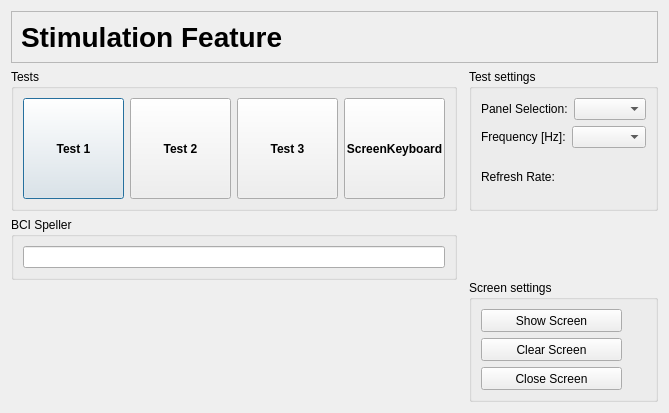
First picture: the form in applications/mne_scan/plugins/ssvepbci/FormFiles/ssvepbcisetupstimuluswidget.ui, repository mne-tools/mne-cpp, before the edit.
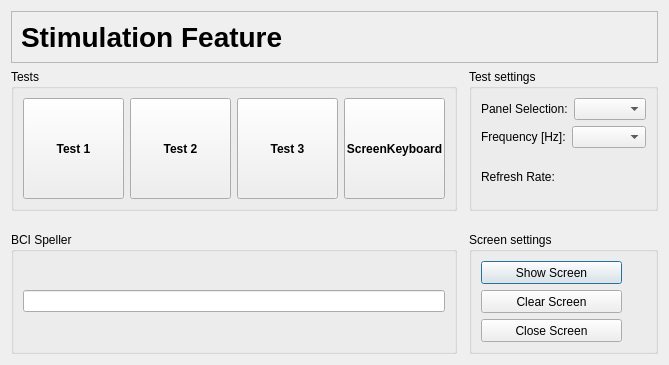
Second picture: the form after the edit. Icons and pictures are not drawn.

Commit message: [SC-115] optimize ssvepBCIScreen screen update behavior

Patch:
```diff
--- a/applications/mne_scan/plugins/ssvepbci/FormFiles/ssvepbcisetupstimuluswidget.ui
+++ b/applications/mne_scan/plugins/ssvepbci/FormFiles/ssvepbcisetupstimuluswidget.ui
@@ -7,7 +7,7 @@
     <x>0</x>
     <y>0</y>
     <width>647</width>
-    <height>412</height>
+    <height>365</height>
    </rect>
   </property>
   <property name="windowTitle">
@@ -27,18 +27,74 @@
      </property>
     </spacer>
    </item>
-   <item row="2" column="2">
-    <spacer name="verticalSpacer">
-     <property name="orientation">
-      <enum>Qt::Vertical</enum>
+   <item row="5" column="2">
+    <widget class="QGroupBox" name="groupBox_2">
+     <property name="title">
+      <string>Screen settings</string>
      </property>
-     <property name="sizeHint" stdset="0">
-      <size>
-       <width>20</width>
-       <height>40</height>
-      </size>
-     </property>
-    </spacer>
+     <layout class="QVBoxLayout" name="verticalLayout">
+      <item>
+       <widget class="QPushButton" name="pushButton">
+        <property name="sizePolicy">
+         <sizepolicy hsizetype="Fixed" vsizetype="Fixed">
+          <horstretch>0</horstretch>
+          <verstretch>0</verstretch>
+         </sizepolicy>
+        </property>
+        <property name="minimumSize">
+         <size>
+          <width>141</width>
+          <height>23</height>
+         </size>
+        </property>
+        <property name="text">
+         <string>Show Screen</string>
+        </property>
+        <property name="checkable">
+         <bool>false</bool>
+        </property>
+       </widget>
+      </item>
+      <item>
+       <widget class="QPushButton" name="pushButton_2">
+        <property name="sizePolicy">
+         <sizepolicy hsizetype="Fixed" vsizetype="Fixed">
+          <horstretch>0</horstretch>
+          <verstretch>0</verstretch>
+         </sizepolicy>
+        </property>
+        <property name="minimumSize">
+         <size>
+          <width>141</width>
+          <height>23</height>
+         </size>
+        </property>
+        <property name="text">
+         <string>Clear Screen</string>
+        </property>
+       </widget>
+      </item>
+      <item>
+       <widget class="QPushButton" name="pushButton_3">
+        <property name="sizePolicy">
+         <sizepolicy hsizetype="Fixed" vsizetype="Fixed">
+          <horstretch>0</horstretch>
+          <verstretch>0</verstretch>
+         </sizepolicy>
+        </property>
+        <property name="minimumSize">
+         <size>
+          <width>141</width>
+          <height>23</height>
+         </size>
+        </property>
+        <property name="text">
+         <string>Close Screen</string>
+        </property>
+       </widget>
+      </item>
+     </layout>
+    </widget>
    </item>
    <item row="0" column="0" colspan="3">
     <widget class="QFrame" name="frame_2">
@@ -265,7 +321,20 @@
      </layout>
     </widget>
    </item>
-   <item row="2" column="0" rowspan="2">
+   <item row="1" column="1">
+    <spacer name="horizontalSpacer_2">
+     <property name="orientation">
+      <enum>Qt::Horizontal</enum>
+     </property>
+     <property name="sizeHint" stdset="0">
+      <size>
+       <width>40</width>
+       <height>20</height>
+      </size>
+     </property>
+    </spacer>
+   </item>
+   <item row="5" column="0">
     <widget class="QGroupBox" name="groupBox_4">
      <property name="sizePolicy">
       <sizepolicy hsizetype="Minimum" vsizetype="Minimum">
@@ -283,14 +352,11 @@
      </layout>
     </widget>
    </item>
-   <item row="4" column="0">
-    <spacer name="verticalSpacer_2">
+   <item row="3" column="0" colspan="3">
+    <spacer name="verticalSpacer_3">
      <property name="orientation">
       <enum>Qt::Vertical</enum>
      </property>
-     <property name="sizeType">
-      <enum>QSizePolicy::Expanding</enum>
-     </property>
      <property name="sizeHint" stdset="0">
       <size>
        <width>20</width>
@@ -299,75 +365,6 @@
      </property>
     </spacer>
    </item>
-   <item row="3" column="2" rowspan="2">
-    <widget class="QGroupBox" name="groupBox_2">
-     <property name="title">
-      <string>Screen settings</string>
-     </property>
-     <layout class="QVBoxLayout" name="verticalLayout">
-      <item>
-       <widget class="QPushButton" name="pushButton">
-        <property name="sizePolicy">
-         <sizepolicy hsizetype="Fixed" vsizetype="Fixed">
-          <horstretch>0</horstretch>
-          <verstretch>0</verstretch>
-         </sizepolicy>
-        </property>
-        <property name="minimumSize">
-         <size>
-          <width>141</width>
-          <height>23</height>
-         </size>
-        </property>
-        <property name="text">
-         <string>Show Screen</string>
-        </property>
-        <property name="checkable">
-         <bool>false</bool>
-        </property>
-       </widget>
-      </item>
-      <item>
-       <widget class="QPushButton" name="pushButton_2">
-        <property name="sizePolicy">
-         <sizepolicy hsizetype="Fixed" vsizetype="Fixed">
-          <horstretch>0</horstretch>
-          <verstretch>0</verstretch>
-         </sizepolicy>
-        </property>
-        <property name="minimumSize">
-         <size>
-          <width>141</width>
-          <height>23</height>
-         </size>
-        </property>
-        <property name="text">
-         <string>Clear Screen</string>
-        </property>
-       </widget>
-      </item>
-      <item>
-       <widget class="QPushButton" name="pushButton_3">
-        <property name="sizePolicy">
-         <sizepolicy hsizetype="Fixed" vsizetype="Fixed">
-          <horstretch>0</horstretch>
-          <verstretch>0</verstretch>
-         </sizepolicy>
-        </property>
-        <property name="minimumSize">
-         <size>
-          <width>141</width>
-          <height>23</height>
-         </size>
-        </property>
-        <property name="text">
-         <string>Close Screen</string>
-        </property>
-       </widget>
-      </item>
-     </layout>
-    </widget>
-   </item>
   </layout>
  </widget>
  <resources>
```
Left out of the diff: 119 changed lines with no effect on the pictures. The commit also changes 8 other files.
